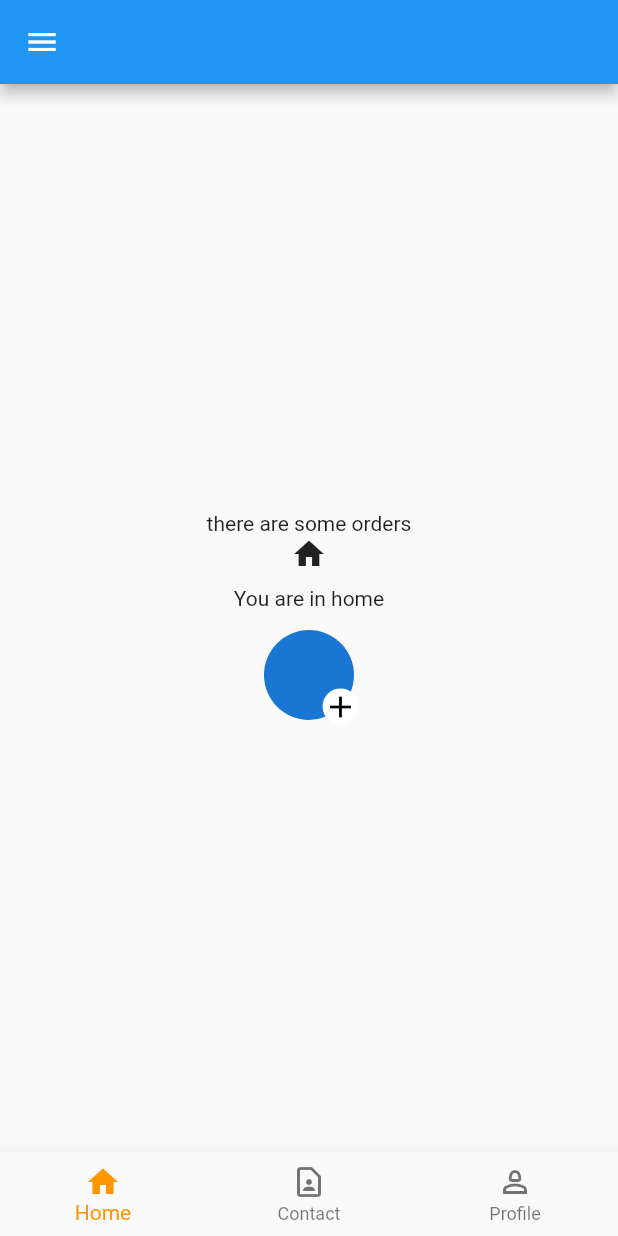
After one commit to ArGendi/Flutter_online_53, a Flutter app: the BottomNavigationBarScreen screen opened directly, on a phone screen of 412 x 824 dp. The commit adds this screen. Run offline on Flutter 3.47's test engine with Material 2 defaults, Android fonts, the phone set to English and light mode, and no system bars; our stand-ins replace animated_splash_screen, flutter_animate, hive, hive_flutter, lottie, page_transition and 2 more; accounts and stored records are empty.

Commit message:
state management

```diff
--- a/lib/app_router.dart
+++ b/lib/app_router.dart
@@ -3,14 +3,18 @@ import 'package:untitled/constants.dart';
 import 'package:untitled/view/screens/add_contact.dart';
 import 'package:untitled/view/screens/contacts_screen.dart';
 import 'package:untitled/view/screens/home_screen.dart';
+import 'package:untitled/view/screens/login_screen.dart';
 import 'package:untitled/view/screens/onboarding_screen.dart';
 import 'package:untitled/view/screens/page_one_screen.dart';
+import 'package:untitled/view/screens/splash_screen.dart';
 
 class AppRouter{
 
   static Route? generateRoute(RouteSettings settings){
     switch(settings.name){
-      case '/': return MaterialPageRoute(builder: (context) => AddContactScreen());
+      case '/': return MaterialPageRoute(builder: (context) => SplashScreen());
+      case loginScreenPath: return MaterialPageRoute(builder: (context) => LoginScreen());
+      case addContactScreenPath: return MaterialPageRoute(builder: (context) => AddContactScreen());
       case onboardingPath: return MaterialPageRoute(builder: (context) => OnboardingScreen());
       case homeScreenPath: return MaterialPageRoute(builder: (context) => HomeScreen());
       case pageOnePath: return MaterialPageRoute(builder: (context) => PageOneScreen());
--- a/lib/constants.dart
+++ b/lib/constants.dart
@@ -2,3 +2,6 @@ const String homeScreenPath = '/homePage';
 const String pageOnePath = '/pageOne';
 const String onboardingPath = '/onboardingScreen';
 const String contactScreenPath = '/contactScreen';
+const String addContactScreenPath = '/addContactScreen';
+const String loginScreenPath = '/loginScreen';
+const String contactTable = "contacts";
--- /dev/null
+++ b/lib/local/my_database.dart
@@ -0,0 +1,55 @@
+import 'package:path/path.dart';
+import 'package:sqflite/sqflite.dart';
+import 'package:untitled/constants.dart';
+import 'package:untitled/models/contact.dart';
+
+class MyDataBase{
+  Future<Database> initializeDB() async{
+    String path = await getDatabasesPath();
+    return openDatabase(
+      join(path, 'abdo.db'),
+      version: 1,
+      onCreate: (db, version){
+        db.execute("CREATE TABLE $contactTable(name TEXT, phone TEXT)");
+      }
+    );
+  }
+
+  Future<void> insertContactInDB(Contact c) async{
+    Database db = await initializeDB();
+    await db.insert(contactTable, c.toMap());
+    print("saved succesfully");
+  }
+
+  Future<List<Contact>> getFromDB() async{
+    Database db = await initializeDB();
+    List<Map<String, dynamic>> data = await db.query(contactTable); /// [ {'name' : "abdo", 'phone': "12345777"}, {'name' : "mo", 'phone': "2324244"} ]
+
+    List<Contact> contacts =  data.map((e){
+      Contact newContact = Contact.fromMap(e);
+      return newContact;
+    }).toList();
+
+    return contacts;
+  }
+
+  Future<void> deleteFromDB(Contact contact) async{
+    Database db = await initializeDB();
+    await db.delete(
+      contactTable,
+      where: "phone = ?",
+      whereArgs: [contact.phone]
+    );
+  }
+
+  Future<void> updateFromDB(Contact contact) async{
+    Database db = await initializeDB();
+    await db.update(
+      contactTable,
+      contact.toMap(),
+      where: "phone = ?",
+      whereArgs: [contact.phone]
+    );
+  }
+
+}
--- a/lib/models/contact.dart
+++ b/lib/models/contact.dart
@@ -1,9 +1,10 @@
 class Contact{
+  dynamic id;
   String? name; // abdo
   String? phone; // 01227701988
 
   Contact(){}
-  Contact.fromMap(Map<String, dynamic> map){
+  Contact.fromMap(Map<dynamic, dynamic> map){
     name = map['name'];
     phone = map['phone'];
   }
--- /dev/null
+++ b/lib/providers/counter_provider.dart
@@ -0,0 +1,15 @@
+import 'package:flutter/material.dart';
+
+class CounterProvider extends ChangeNotifier{
+  int counter = 0;
+
+  void increment(){
+    counter++;
+    notifyListeners();
+  }
+
+  void decrement(){
+    counter--;
+    notifyListeners();
+  }
+}
--- /dev/null
+++ b/lib/view/screens/bottom_navigation_bar_screen.dart
@@ -0,0 +1,58 @@
+import 'package:flutter/material.dart';
+import 'package:untitled/view/screens/add_contact.dart';
+import 'package:untitled/view/widgets/home.dart';
+
+class BottomNavigationBarScreen extends StatefulWidget {
+  const BottomNavigationBarScreen({super.key});
+
+  @override
+  State<BottomNavigationBarScreen> createState() => _BottomNavigationBarScreenState();
+}
+
+class _BottomNavigationBarScreenState extends State<BottomNavigationBarScreen> {
+  int currentIndex = 0;
+  List<Widget> screens = [
+    Home(),
+    AddContactScreen(),
+    Center(
+      child: Text("Profile"),
+    ),
+  ];
+
+  @override
+  Widget build(BuildContext context) {
+    return Scaffold(
+      appBar: AppBar(),
+      body: screens[currentIndex],
+      drawer: Drawer(),
+      // floatingActionButton: FloatingActionButton(
+      //   onPressed: (){},
+      //   child: Icon(Icons.add),
+      // ),
+      //floatingActionButtonLocation: FloatingActionButtonLocation.centerDocked,
+      bottomNavigationBar: BottomNavigationBar(
+        currentIndex: currentIndex,
+        onTap: (index){
+          setState(() {
+            currentIndex = index;
+          });
+        },
+        selectedItemColor: Colors.orange,
+        items: [
+          BottomNavigationBarItem(
+            icon: Icon(Icons.home),
+            label: "Home",
+          ),
+          BottomNavigationBarItem(
+            icon: Icon(Icons.contact_page_outlined),
+            label: "Contact",
+          ),
+          BottomNavigationBarItem(
+            icon: Icon(Icons.person_2_outlined),
+            label: "Profile",
+          ),
+        ],
+      ),
+    );
+  }
+}
--- /dev/null
+++ b/lib/view/widgets/home.dart
@@ -0,0 +1,51 @@
+import 'package:flutter/material.dart';
+
+class Home extends StatefulWidget {
+  const Home({super.key});
+
+  @override
+  State<Home> createState() => _HomeState();
+}
+
+class _HomeState extends State<Home> {
+  List<int> orders = [1,2,3];
+
+  @override
+  Widget build(BuildContext context) {
+    return Center(
+      child: Column(
+        mainAxisAlignment: MainAxisAlignment.center,
+        children: [
+          Visibility(
+            visible: orders.isNotEmpty,
+            child: Text("there are some orders"),
+            replacement: Text("There is no orders in list"),
+          ),
+          Icon(Icons.home),
+          SizedBox(height: 10,),
+          Text("You are in home"),
+          SizedBox(height: 10,),
+          Stack(
+            children: [
+              Padding(
+                padding: const EdgeInsets.all(3.0),
+                child: CircleAvatar(
+                  radius: 30,
+                ),
+              ),
+              Positioned(
+                bottom: 0,
+                right: 0,
+                child: CircleAvatar(
+                  backgroundColor: Colors.white,
+                  radius: 12,
+                  child: Icon(Icons.add, color: Colors.black, ),
+                ),
+              ),
+            ],
+          ),
+        ],
+      ),
+    );
+  }
+}
--- a/pubspec.yaml
+++ b/pubspec.yaml
@@ -42,6 +42,10 @@ dependencies:
   path_provider: ^2.1.1
   sqflite: ^2.3.0
   path: ^1.8.3
+  hive: ^2.2.3
+  hive_flutter: ^1.1.0
+  shared_preferences: ^2.2.1
+  provider: ^6.0.5
 
 dev_dependencies:
   flutter_test:
```
Also changed, not shown: lib/local/shared_preference.dart (added, +22 -0 lines), lib/main.dart (+24 -5 lines), lib/models/my_database.dart (deleted, +0 -35 lines), lib/view/screens/add_contact.dart (+9 -12 lines), lib/view/screens/contacts_screen.dart (+58 -30 lines), lib/view/screens/counter.dart (added, +44 -0 lines), lib/view/screens/login_screen.dart (+35 -5 lines), lib/view/screens/splash_screen.dart (+38 -9 lines), pubspec.lock, 1 other file.
